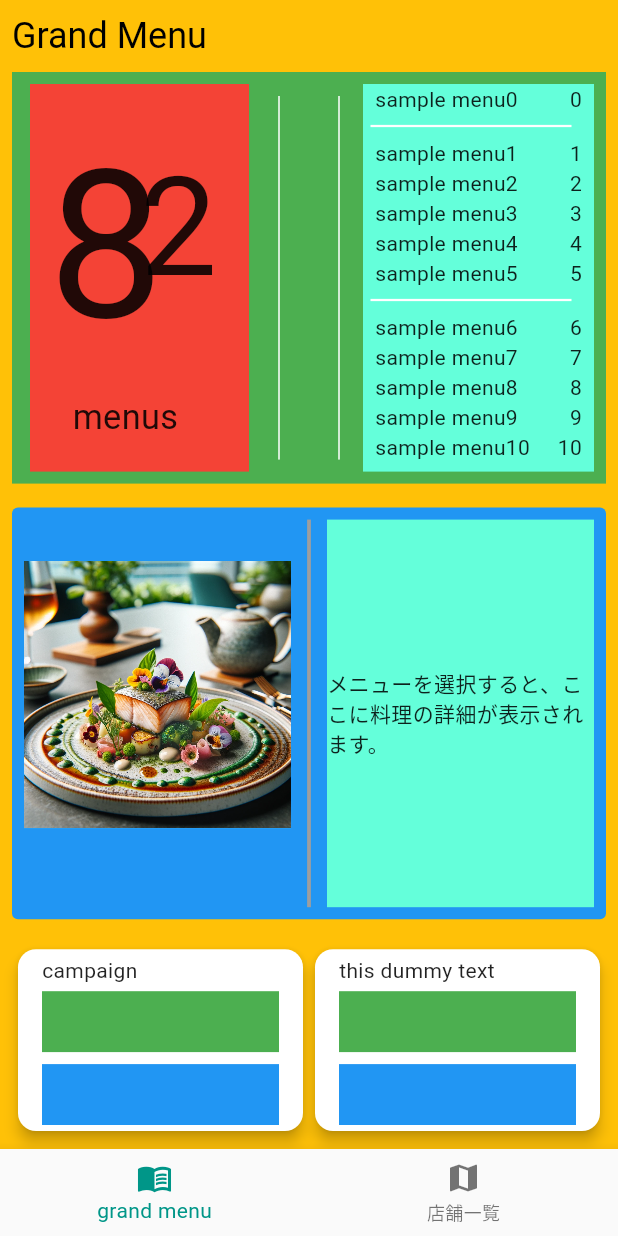
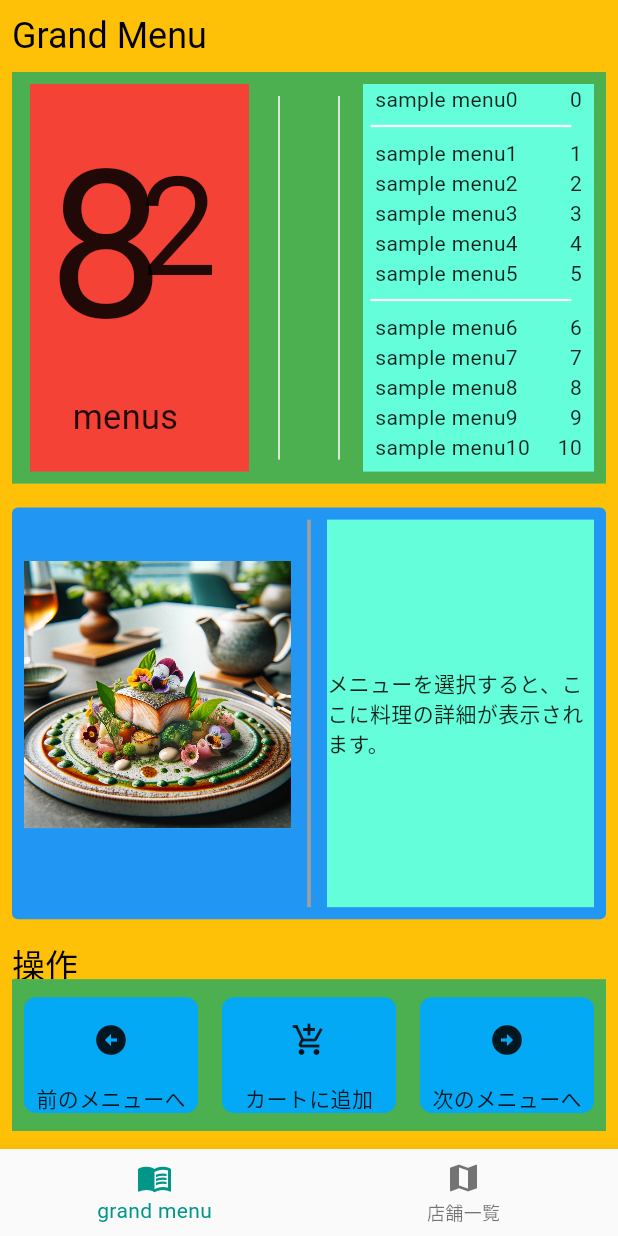
Before and after one commit to Pregum/saizeriya_menu_lottery, a Flutter app: the DashBoardPage screen opened directly, on a phone screen of 412 x 824 dp. Run offline on Flutter 3.47's test engine with Material 2 defaults, Android fonts, the phone set to English and light mode, and no system bars; our stand-ins replace flutter_dotenv, flutter_hooks, freezed_annotation, gap, google_fonts, hooks_riverpod and 3 more; accounts and stored records are empty; generated files the repository leaves out were written again.

Commit message:
update: 概ね形ができた

```diff
--- a/lib/sandbox/dash_board_page.dart
+++ b/lib/sandbox/dash_board_page.dart
@@ -38,6 +38,7 @@ class DashBoardPage extends HookConsumerWidget {
   Widget build(BuildContext context, WidgetRef ref) {
     final dummyMenus = ref.watch(dummyData(20));
     final selectedMenuIndex = useState<int?>(null);
+    final scrollController = useScrollController();
 
     return Scaffold(
       body: SafeArea(
@@ -130,6 +131,7 @@ class DashBoardPage extends HookConsumerWidget {
                           color: Colors.tealAccent,
                           margin: const EdgeInsets.all(8),
                           child: ListView.separated(
+                            controller: scrollController,
                             itemBuilder: (context, index) {
                               // return Container(alignment: Alignment.center, child: Text('menu $index'));
                               final menu = dummyMenus[index];
@@ -294,68 +296,154 @@ class DashBoardPage extends HookConsumerWidget {
                   child: Row(
                     children: [
                       Expanded(
-                        child: Card(
-                          elevation: 4,
                         child: Column(
                           children: [
                             Container(
                               height: 24,
-                                margin: const EdgeInsets.only(left: 16),
-                                child: const Align(
+                              // margin: const EdgeInsets.fromLTRB(16, 0, 0, 0),
+                              child: Align(
                                 alignment: Alignment.bottomLeft,
                                 child: Text(
-                                    'campaign',
+                                  '操作',
+                                  style:
+                                      Theme.of(context).textTheme.titleLarge,
                                 ),
                               ),
                             ),
-                              Flexible(
+                            Expanded(
                               flex: 1,
                               child: Container(
-                                      margin: const EdgeInsets.symmetric(
-                                          horizontal: 16, vertical: 4),
-                                      color: Colors.green)),
-                              Flexible(
+                                margin: const EdgeInsets.fromLTRB(0, 0, 0, 4),
+                                color: Colors.green,
+                                child: Row(children: [
+                                  Expanded(
                                     flex: 1,
                                     child: Container(
-                                      margin: const EdgeInsets.symmetric(
-                                          vertical: 4, horizontal: 16),
-                                      color: Colors.blue)),
+                                      padding: const EdgeInsets.symmetric(
+                                          vertical: 4),
+                                      margin: const EdgeInsets.all(8),
+                                      child: Material(
+                                        color: Colors.lightBlue,
+                                        borderRadius: BorderRadius.circular(8),
+                                        child: InkWell(
+                                          onTap: () {
+                                            final hasNextMenu =
+                                                selectedMenuIndex.value !=
+                                                        null &&
+                                                    0 <=
+                                                        (selectedMenuIndex
+                                                                .value! -
+                                                            1);
+
+                                            if (hasNextMenu) {
+                                              selectedMenuIndex.value =
+                                                  selectedMenuIndex.value! - 1;
+                                              // final offset = Offset();
+                                              scrollController.animateTo(
+                                                  selectedMenuIndex.value! * 16,
+                                                  duration: const Duration(
+                                                      milliseconds: 750),
+                                                  curve: Curves.easeIn);
+                                            }
+                                          },
+                                          child: const Column(
+                                            children: [
+                                              Expanded(
+                                                child: Icon(
+                                                    Icons.arrow_circle_left),
+                                              ),
+                                              Text('前のメニューへ'),
                                             ],
                                           ),
                                         ),
                                       ),
+                                    ),
+                                  ),
                                   Expanded(
-                        child: Card(
-                            elevation: 4,
-                            child: Column(children: [
-                              Container(
-                                  height: 24,
-                                  margin: const EdgeInsets.only(left: 16),
-                                  child: const Align(
-                                      alignment: Alignment.bottomLeft,
-                                      child: Text('this dummy text'))),
-                              Flexible(
                                     flex: 1,
                                     child: Container(
-                                      margin: const EdgeInsets.symmetric(
-                                          horizontal: 16, vertical: 4),
-                                      color: Colors.green)),
-                              Flexible(
+                                      padding: const EdgeInsets.symmetric(
+                                          vertical: 4),
+                                      margin: const EdgeInsets.all(8),
+                                      child: Material(
+                                        color: Colors.lightBlue,
+                                        borderRadius: BorderRadius.circular(8),
+                                        child: InkWell(
+                                          onTap: () {},
+                                          child: const Column(
+                                            children: [
+                                              Expanded(
+                                                child: Icon(
+                                                    Icons.add_shopping_cart),
+                                              ),
+                                              Text('カートに追加'),
+                                            ],
+                                          ),
+                                        ),
+                                      ),
+                                    ),
+                                  ),
+                                  Expanded(
                                     flex: 1,
                                     child: Container(
-                                      margin: const EdgeInsets.symmetric(
-                                          vertical: 4, horizontal: 16),
-                                      color: Colors.blue)),
-                            ])),
+                                      padding: const EdgeInsets.symmetric(
+                                          vertical: 4),
+                                      margin: const EdgeInsets.all(8),
+                                      child: Material(
+                                        color: Colors.lightBlue,
+                                        borderRadius: BorderRadius.circular(8),
+                                        child: InkWell(
+                                          onTap: () {
+                                            final hasNextMenu =
+                                                selectedMenuIndex.value !=
+                                                        null &&
+                                                    (selectedMenuIndex.value! +
+                                                            1) <
+                                                        dummyMenus.length;
+                                            if (hasNextMenu) {
+                                              selectedMenuIndex.value =
+                                                  selectedMenuIndex.value! + 1;
+
+                                              // TODO: おそらくValueKeyなどを持たせて対象のwidgetのpositionを取得するコードを実装する必要がありそう
+                                              scrollController.animateTo(
+                                                  selectedMenuIndex.value! * 16,
+                                                  duration: const Duration(
+                                                      milliseconds: 750),
+                                                  curve: Curves.easeIn);
+                                            }
+                                          },
+                                          child: const Column(
+                                            children: [
+                                              Expanded(
+                                                // child: ColoredBox(
+                                                //     color: Colors.red)),
+                                                child: Icon(
+                                                    Icons.arrow_circle_right),
+                                              ),
+                                              Text('次のメニューへ'),
+                                            ],
+                                          ),
+                                        ),
+                                      ),
+                                    ),
+                                  ),
+                                ]),
+                              ),
+                            ),
+                            // Flexible(
+                            //   flex: 1,
+                            //   child: Container(
+                            //       margin: const EdgeInsets.symmetric(
+                            //           vertical: 4, horizontal: 16),
+                            //       color: Colors.blue),
+                            // ),
+                          ],
+                        ),
                       ),
                     ],
                   ),
                 ),
               ),
-              // Flexible(
-              //     flex: 2,
-              //     child: Container(
-              //         color: Colors.grey, margin: const EdgeInsets.all(8))),
             ],
           ),
         ),
```
Lines whose indentation alone changed are shown as unchanged.
